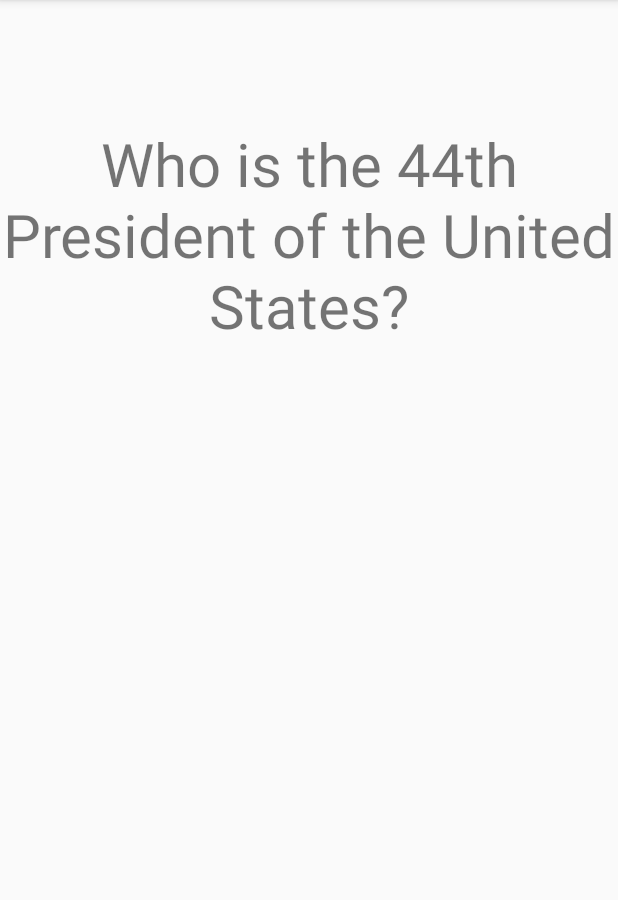
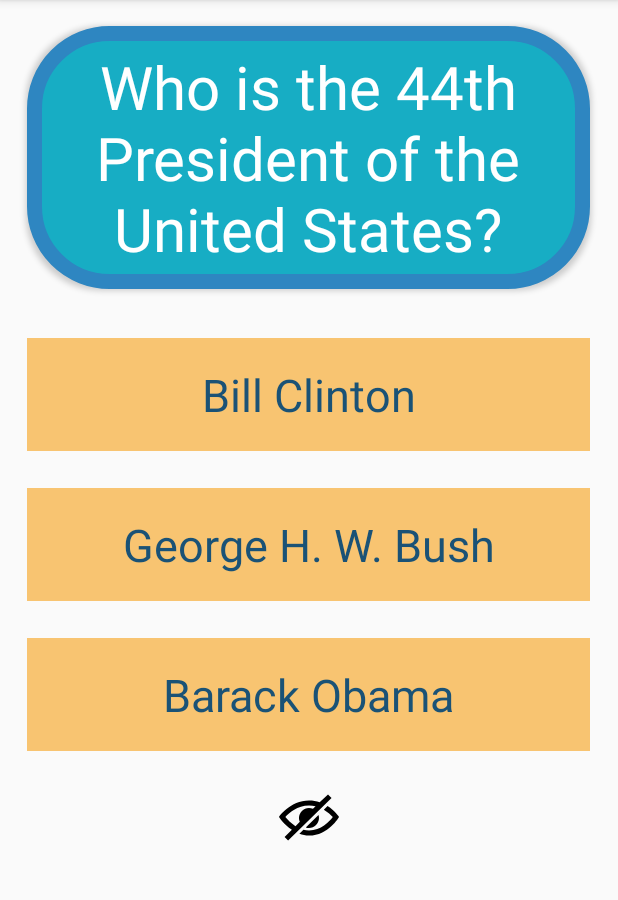
Before and after one commit to SajidMA/FlashDeck, an Android app: the screen it shows after launch (MainActivity), on a phone screen of 412 x 824 dp, the part 84-984 px from its top. Run offline under Robolectric (Android 15) with nearby library versions, the phone set to English and light mode, and no system bars.

Commit message:
Lab 1: Add Optional Features

```diff
--- a/app/src/main/java/com/example/flashdeck/MainActivity.java
+++ b/app/src/main/java/com/example/flashdeck/MainActivity.java
@@ -1,7 +1,9 @@
 package com.example.flashdeck;
 
+import android.graphics.Color;
 import android.os.Bundle;
 import android.view.View;
+import android.widget.ImageView;
 import android.widget.TextView;
 
 import androidx.appcompat.app.AppCompatActivity;
@@ -14,13 +16,59 @@
         setContentView(R.layout.activity_main);
 
         final TextView q1 = (TextView) findViewById(R.id.flashcard_question);
-        final TextView a1 = (TextView) findViewById(R.id.flashcard_answer);
+        final TextView a1 = (TextView) findViewById(R.id.flashcard_answer1);
+        final TextView a2 = (TextView) findViewById(R.id.flashcard_answer2);
+        final TextView a3 = (TextView) findViewById(R.id.flashcard_answer3);
+        final ImageView hide = (ImageView) findViewById(R.id.toggle_choices_hide);
+        final ImageView show = (ImageView) findViewById(R.id.toggle_choices_show);
 
-        q1.setOnClickListener(new View.OnClickListener() {
+
+        a1.setOnClickListener(new View.OnClickListener() {
             @Override
             public void onClick(View view) {
-                q1.setVisibility(View.INVISIBLE);
+                a1.setBackgroundColor(Color.parseColor("#e74c3c"));
+                a2.setBackgroundColor(Color.parseColor("#f8c471"));
+                a3.setBackgroundColor(Color.parseColor("#229954"));
+            }
+        });
+
+        a2.setOnClickListener(new View.OnClickListener() {
+            @Override
+            public void onClick(View view) {
+                a1.setBackgroundColor(Color.parseColor("#f8c471"));
+                a2.setBackgroundColor(Color.parseColor("#e74c3c"));
+                a3.setBackgroundColor(Color.parseColor("#229954"));
+            }
+        });
+
+        a3.setOnClickListener(new View.OnClickListener() {
+            @Override
+            public void onClick(View view) {
+                a1.setBackgroundColor(Color.parseColor("#f8c471"));
+                a2.setBackgroundColor(Color.parseColor("#f8c471"));
+                a3.setBackgroundColor(Color.parseColor("#229954"));
+            }
+        });
+
+        hide.setOnClickListener(new View.OnClickListener() {
+            @Override
+            public void onClick(View view) {
+                a1.setVisibility(View.INVISIBLE);
+                a2.setVisibility(View.INVISIBLE);
+                a3.setVisibility(View.INVISIBLE);
+                hide.setVisibility(View.INVISIBLE);
+                show.setVisibility(View.VISIBLE);
+            }
+        });
+
+        show.setOnClickListener(new View.OnClickListener() {
+            @Override
+            public void onClick(View view) {
                 a1.setVisibility(View.VISIBLE);
+                a2.setVisibility(View.VISIBLE);
+                a3.setVisibility(View.VISIBLE);
+                hide.setVisibility(View.VISIBLE);
+                show.setVisibility(View.INVISIBLE);
             }
         });
     }
--- /dev/null
+++ b/app/src/main/res/drawable/hide_icon.xml
@@ -0,0 +1,9 @@
+<vector xmlns:android="http://schemas.android.com/apk/res/android"
+    android:width="24dp"
+    android:height="24dp"
+    android:viewportWidth="24"
+    android:viewportHeight="24">
+  <path
+      android:fillColor="#FF000000"
+      android:pathData="M19.604,2.562l-3.346,3.137c-1.27,-0.428 -2.686,-0.699 -4.243,-0.699 -7.569,0 -12.015,6.551 -12.015,6.551s1.928,2.951 5.146,5.138l-2.911,2.909 1.414,1.414 17.37,-17.035 -1.415,-1.415zM13.588,8.341c-3.288,-1.453 -6.681,1.908 -5.265,5.206l-1.726,1.707c-1.814,-1.16 -3.225,-2.65 -4.06,-3.66 1.493,-1.648 4.817,-4.594 9.478,-4.594 0.927,0 1.796,0.119 2.61,0.315l-1.037,1.026zM10.705,15.772l5.09,-4.993c1.017,3.111 -2.003,6.067 -5.09,4.993zM24,11.551s-4.252,7.449 -11.985,7.449c-1.379,0 -2.662,-0.291 -3.851,-0.737l1.614,-1.583c0.715,0.193 1.458,0.32 2.237,0.32 4.791,0 8.104,-3.527 9.504,-5.364 -0.729,-0.822 -1.956,-1.99 -3.587,-2.952l1.489,-1.46c2.982,1.9 4.579,4.327 4.579,4.327z"/>
+</vector>
--- /dev/null
+++ b/app/src/main/res/drawable/question_shape_drawable.xml
@@ -0,0 +1,7 @@
+<?xml version="1.0" encoding="utf-8"?>
+<shape xmlns:android="http://schemas.android.com/apk/res/android"
+android:shape="rectangle" >
+<corners android:radius="50dp" />
+<stroke android:width="10dp" android:color="#2e86c1" />
+<solid android:color="#17adc4"/>
+</shape>
--- /dev/null
+++ b/app/src/main/res/drawable/show_icon.xml
@@ -0,0 +1,9 @@
+<vector xmlns:android="http://schemas.android.com/apk/res/android"
+    android:width="24dp"
+    android:height="24dp"
+    android:viewportWidth="24"
+    android:viewportHeight="24">
+  <path
+      android:fillColor="#FF000000"
+      android:pathData="M12.015,7c4.751,0 8.063,3.012 9.504,4.636 -1.401,1.837 -4.713,5.364 -9.504,5.364 -4.42,0 -7.93,-3.536 -9.478,-5.407 1.493,-1.647 4.817,-4.593 9.478,-4.593zM12.015,5c-7.569,0 -12.015,6.551 -12.015,6.551s4.835,7.449 12.015,7.449c7.733,0 11.985,-7.449 11.985,-7.449s-4.291,-6.551 -11.985,-6.551zM12,8c-2.209,0 -4,1.792 -4,4 0,2.209 1.791,4 4,4s4,-1.791 4,-4c0,-2.208 -1.791,-4 -4,-4z"/>
+</vector>
--- a/app/src/main/res/layout/activity_main.xml
+++ b/app/src/main/res/layout/activity_main.xml
@@ -8,30 +8,78 @@
 
     <TextView
         android:id="@+id/flashcard_question"
-        android:layout_width="match_parent"
-        android:layout_height="200dp"
-        android:layout_alignParentStart="true"
+        android:layout_width="375dp"
+        android:layout_height="175dp"
         android:layout_alignParentTop="true"
-        android:layout_alignParentEnd="true"
-        android:layout_marginStart="2dp"
-        android:layout_marginTop="82dp"
-        android:layout_marginEnd="1dp"
+        android:layout_centerHorizontal="true"
+        android:layout_marginTop="17dp"
+        android:background="@drawable/question_shape_drawable"
+        android:elevation="2dp"
+        android:gravity="center"
         android:text="Who is the 44th President of the United States?"
         android:textAlignment="center"
+        android:textColor="#ffffff"
         android:textSize="40sp" />
 
+
     <TextView
-        android:id="@+id/flashcard_answer"
-        android:layout_width="match_parent"
-        android:layout_height="100dp"
-        android:layout_alignParentStart="true"
-        android:layout_alignParentEnd="true"
-        android:layout_alignParentBottom="true"
-        android:layout_marginStart="-2dp"
-        android:layout_marginEnd="6dp"
-        android:layout_marginBottom="418dp"
+        android:id="@+id/flashcard_answer1"
+        android:layout_width="375dp"
+        android:layout_height="75dp"
+        android:layout_alignParentTop="true"
+        android:layout_centerHorizontal="true"
+        android:layout_marginTop="225dp"
+        android:background="#f8c471"
+        android:gravity="center"
+        android:text="Bill Clinton"
+        android:textAlignment="center"
+        android:textColor="#1a5276"
+        android:textSize="30sp" />
+
+    <TextView
+        android:id="@+id/flashcard_answer2"
+        android:layout_width="375dp"
+        android:layout_height="75dp"
+        android:layout_alignParentTop="true"
+        android:layout_centerHorizontal="true"
+        android:layout_marginTop="325dp"
+        android:background="#f8c471"
+        android:gravity="center"
+        android:text="George H. W. Bush"
+        android:textAlignment="center"
+        android:textColor="#1a5276"
+        android:textSize="30sp" />
+
+    <TextView
+        android:id="@+id/flashcard_answer3"
+        android:layout_width="375dp"
+        android:layout_height="75dp"
+        android:layout_alignParentTop="true"
+        android:layout_centerHorizontal="true"
+        android:layout_marginTop="425dp"
+        android:background="#f8c471"
+        android:gravity="center"
         android:text="Barack Obama"
         android:textAlignment="center"
-        android:textSize="40sp"
-        android:visibility="invisible" />
+        android:textColor="#1a5276"
+        android:textSize="30sp" />
+
+    <ImageView
+        android:id="@+id/toggle_choices_hide"
+        android:layout_width="40dp"
+        android:layout_height="40dp"
+        android:layout_alignParentTop="true"
+        android:layout_centerHorizontal="true"
+        android:layout_marginTop="525dp"
+        android:src="@drawable/hide_icon" />
+
+    <ImageView
+        android:id="@+id/toggle_choices_show"
+        android:layout_width="40dp"
+        android:layout_height="40dp"
+        android:layout_alignParentTop="true"
+        android:layout_centerHorizontal="true"
+        android:layout_marginTop="525dp"
+        android:src="@drawable/show_icon"
+        android:visibility="invisible"/>
 </RelativeLayout>
```
